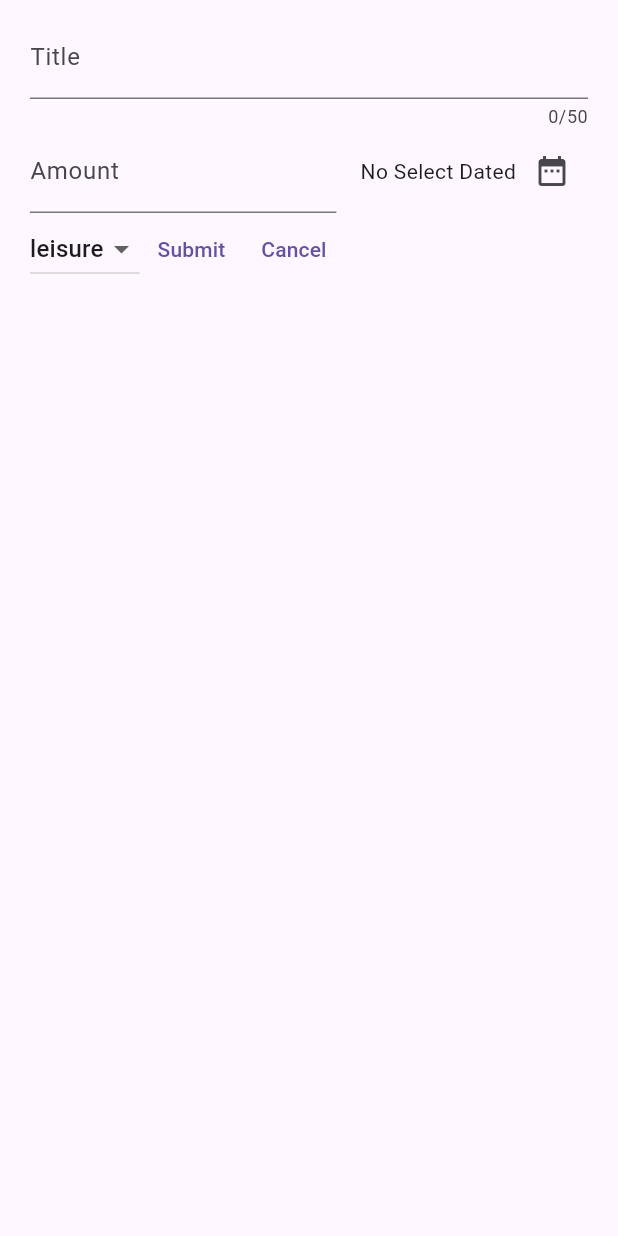
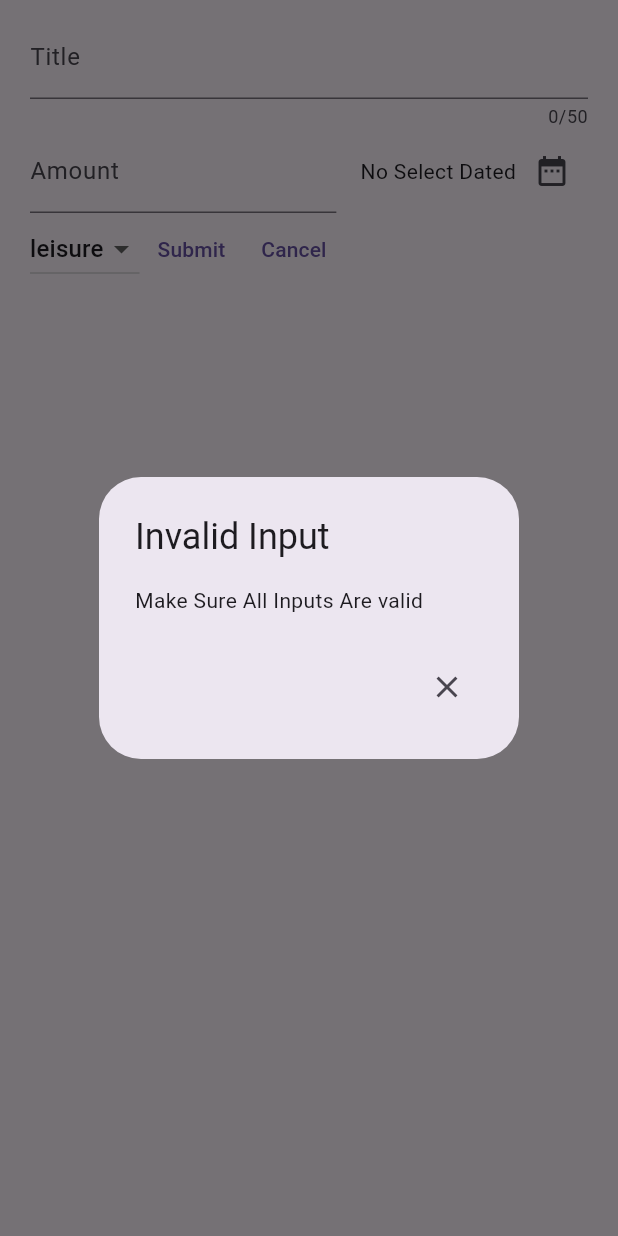
Before and after one commit to Arkar20/expense_app-flutter, a Flutter app: the BottomModalForm widget shown alone on an empty page, opened directly, after a tap on "Submit", on a phone screen of 412 x 824 dp. Run offline on Flutter 3.47's test engine with Material 2 defaults, Android fonts, the phone set to English and light mode, and no system bars.

Commit message:
validation and dialog

```diff
--- a/lib/screens/expense.dart
+++ b/lib/screens/expense.dart
@@ -94,6 +94,32 @@ class _BottomModalFormState extends State<BottomModalForm> {
     );
   }
 
+  void handleSubmit() {
+    final amount = double.tryParse(amountController.text);
+
+    print(amount);
+
+    if (titleController.text.trim().isEmpty || amount == null || amount <= 0) {
+      print("inputs are invalid");
+      showDialog(
+          context: context,
+          builder: (ctx) =>   AlertDialog(
+            title:  const  Text("Invalid Input"),
+            content: const Text("Make Sure All Inputs Are valid"),
+            actions: [
+              IconButton(onPressed: (){
+                Navigator.pop(ctx);
+              }, icon:const Icon(Icons.close))
+            ],
+            )
+
+            );
+      return;
+    }
+
+    print('Validated');
+  }
+
   @override
   Widget build(BuildContext context) {
     return SizedBox(
@@ -151,7 +177,7 @@ class _BottomModalFormState extends State<BottomModalForm> {
                     }),
                 TextButton(
                   child: Text("Submit"),
-                  onPressed: () {},
+                  onPressed: handleSubmit,
                 ),
                 TextButton(
                   child: Text("Cancel"),
```
